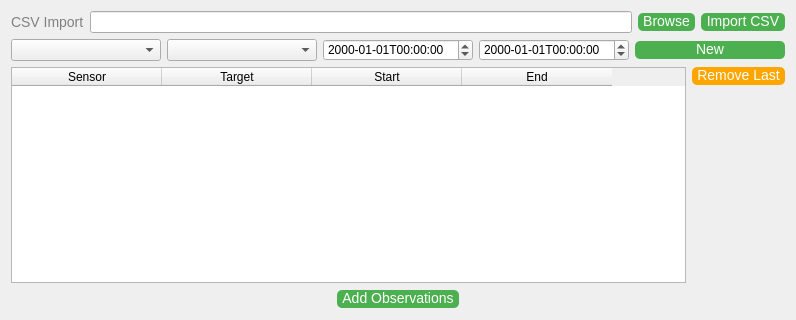
The window that ui/design/qtcreator/observations-panel.ui (esaSPICEservice/ess-plugin) describes before a commit, drawn with Qt 5.
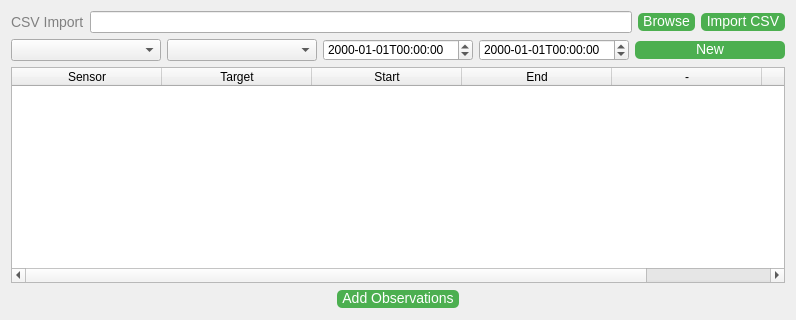
The same window after the commit.

Commit message: Observations goto/remove

Patch:
```diff
--- a/ui/design/qtcreator/observations-panel.ui
+++ b/ui/design/qtcreator/observations-panel.ui
@@ -131,46 +131,18 @@
          <string>End</string>
         </property>
        </column>
+       <column>
+        <property name="text">
+         <string>-</string>
+        </property>
+       </column>
+       <column>
+        <property name="text">
+         <string>-</string>
+        </property>
+       </column>
       </widget>
      </item>
-     <item>
-      <layout class="QVBoxLayout" name="verticalLayout">
-       <item>
-        <widget class="QPushButton" name="removeButton">
-         <property name="styleSheet">
-          <string notr="true">QPushButton {
-    background-color: orange;
-    color:white;
-    font-size:14px;
-    border:none;
-    border-radius:5px;
-    padding-right: 5px;
-    padding-left: 5px;
-    padding-bottom: 2px;
-}
-
-</string>
-         </property>
-         <property name="text">
-          <string>Remove Last</string>
-         </property>
-        </widget>
-       </item>
-       <item>
-        <spacer name="verticalSpacer">
-         <property name="orientation">
-          <enum>Qt::Vertical</enum>
-         </property>
-         <property name="sizeHint" stdset="0">
-          <size>
-           <width>20</width>
-           <height>40</height>
-          </size>
-         </property>
-        </spacer>
-       </item>
-      </layout>
-     </item>
     </layout>
    </item>
    <item>
```
The commit also changes 3 other files.
